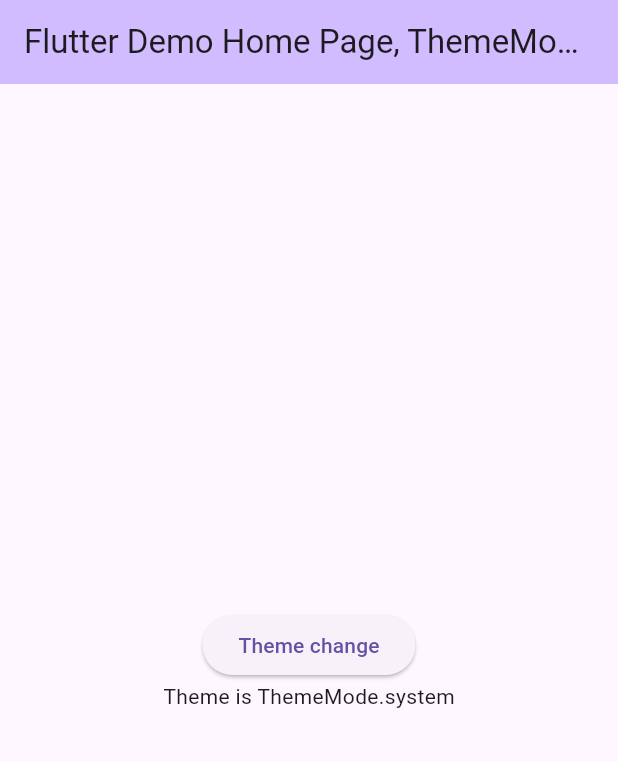
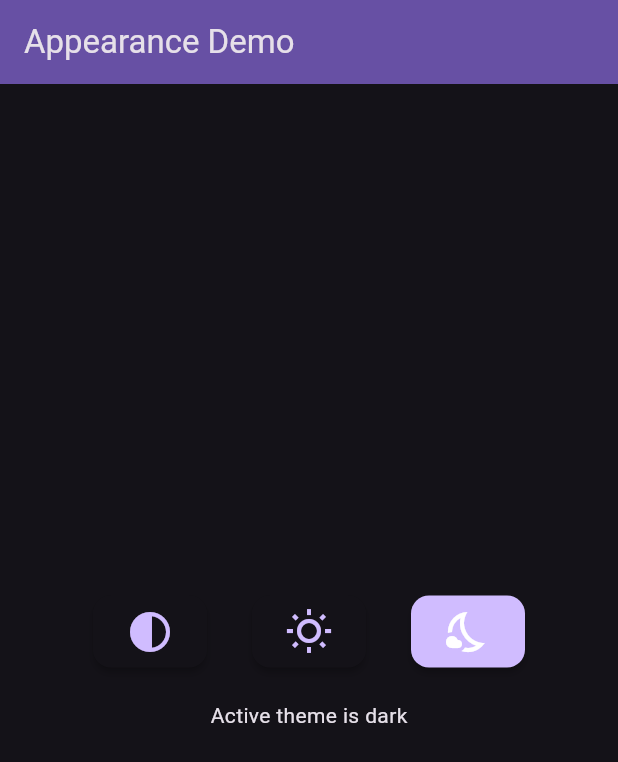
Before and after one commit to alihaider78222/appearance, a Flutter app: the screen it shows after launch, on a phone screen of 412 x 824 dp. Shown: the top 762 px of the screen. Run offline on Flutter 3.47's test engine with Material 3 defaults, Android fonts, the phone set to English and light mode, and no system bars; our stand-ins replace shared_preferences.

Commit message:
buttons added in example

```diff
--- a/example/lib/main.dart
+++ b/example/lib/main.dart
@@ -23,8 +23,9 @@
   @override
   Widget build(BuildContext context) {
     return BuildWithAppearance(
+      initial: ThemeMode.dark,
       builder: (context) => MaterialApp(
-        title: 'Flutter Demo',
+        title: 'Appearance Demo',
         themeMode: Appearance.of(context)?.mode,
         theme: ThemeData(
           useMaterial3: true,
@@ -34,8 +35,8 @@
           useMaterial3: true,
           brightness: Brightness.dark,
         ),
-        home: MyHomePage(
-          title: 'Flutter Demo Home Page, ${Appearance.of(context)?.mode}',
+        home: const MyHomePage(
+          title: 'Appearance Demo',
         ),
       ),
     );
@@ -65,22 +66,60 @@
         child: Column(
           mainAxisAlignment: MainAxisAlignment.center,
           children: <Widget>[
-            ElevatedButton(
-              onPressed: () {
-                if (appearance?.mode == ThemeMode.dark) {
-                  appearance?.setMode(ThemeMode.light);
-                } else if (appearance?.mode == ThemeMode.light) {
-                  appearance?.setMode(ThemeMode.dark);
-                } else {
-                  appearance?.setMode(ThemeMode.light);
-                }
-              },
-              child: const Text('Theme change'),
+            Row(
+              mainAxisAlignment: MainAxisAlignment.center,
+              children: [
+                themeCard(
+                  mode: ThemeMode.system,
+                  icon: Icons.contrast_rounded,
+                  onTap: () => appearance?.setMode(ThemeMode.system),
+                ),
+                const SizedBox(width: 22),
+                themeCard(
+                  mode: ThemeMode.light,
+                  icon: Icons.wb_sunny_outlined,
+                  onTap: () => appearance?.setMode(ThemeMode.light),
+                ),
+                const SizedBox(width: 22),
+                themeCard(
+                  mode: ThemeMode.dark,
+                  icon: Icons.nights_stay_outlined,
+                  onTap: () => appearance?.setMode(ThemeMode.dark),
+                ),
+              ],
             ),
-            Text('Theme is ${appearance?.mode}'),
+            const SizedBox(height: 18),
+            Text('Active theme is ${appearance?.mode.name}'),
           ],
         ),
       ),
     );
   }
+
+  themeCard({required ThemeMode mode, required IconData icon, required onTap}) {
+    var activeThemeMode = Appearance.of(context)?.mode;
+    return Card(
+      elevation: 2,
+      shadowColor: Theme.of(context).colorScheme.shadow,
+      color: activeThemeMode == mode
+          ? Theme.of(context).colorScheme.primary
+          : Theme.of(context).backgroundColor,
+      shape: const RoundedRectangleBorder(
+          borderRadius: BorderRadius.all(Radius.circular(12))),
+      child: InkWell(
+        onTap: onTap,
+        borderRadius: const BorderRadius.all(Radius.circular(12)),
+        child: Padding(
+          padding: const EdgeInsets.symmetric(vertical: 8.0, horizontal: 22),
+          child: Icon(
+            icon,
+            size: 32,
+            color: activeThemeMode != mode
+                ? Theme.of(context).colorScheme.primary
+                : Colors.white,
+          ),
+        ),
+      ),
+    );
+  }
 }
--- a/lib/src/appearance.dart
+++ b/lib/src/appearance.dart
@@ -26,10 +26,6 @@
 }
 
 mixin AppearanceState<T extends StatefulWidget> on State<T> {
-  // final SharedPreferenceHelper _prefs = getIt<SharedPreferenceHelper>();
-  // final GetThemeModeUseCase _getThemeModeUseCase = getIt<GetThemeModeUseCase>();
-  // final SetThemeModeUseCase _setThemeModeUseCase = getIt<SetThemeModeUseCase>();
-
   final SharedPreferences _sharedPreferences =
       SharedPreferencesManager.instance.preference;
 
@@ -38,11 +34,7 @@
   void _load() {
     // getting themeMode
     String themeMode = PreferenceManager(_sharedPreferences).themeMode;
-    _mode = themeModeFromString(themeMode) ?? ThemeMode.system;
-
-    // TODO
-    // _mode = themeModeFromString(_getThemeModeUseCase.call(params: null)) ??
-    //     ThemeConstants.kDefaultThemeMode; // getting themeMode
+    _mode = themeModeFromString(themeMode);
   }
 
   void setMode(ThemeMode mode) {
@@ -50,12 +42,8 @@
       _mode = mode;
     });
 
-    // setting themeMode
+    // set themeMode in SharedPreferences
     PreferenceManager(_sharedPreferences).themeMode = themeModeToString(mode);
-
-    // TODO
-    // _setThemeModeUseCase.call(
-    //     params: themeModeToString(mode)!); // setting themeMode
   }
 
   @override
@@ -67,9 +55,12 @@
   }
 
   // ignore: non_constant_identifier_names
-  Widget BuildWithAppearance({required WidgetBuilder builder}) {
+  Widget BuildWithAppearance({
+    ThemeMode? initial,
+    required WidgetBuilder builder,
+  }) {
     return Appearance(
-      mode: _mode ?? ThemeMode.system,
+      mode: _mode ?? initial ?? ThemeMode.system,
       setMode: setMode,
       child: Builder(builder: builder),
     );
```
